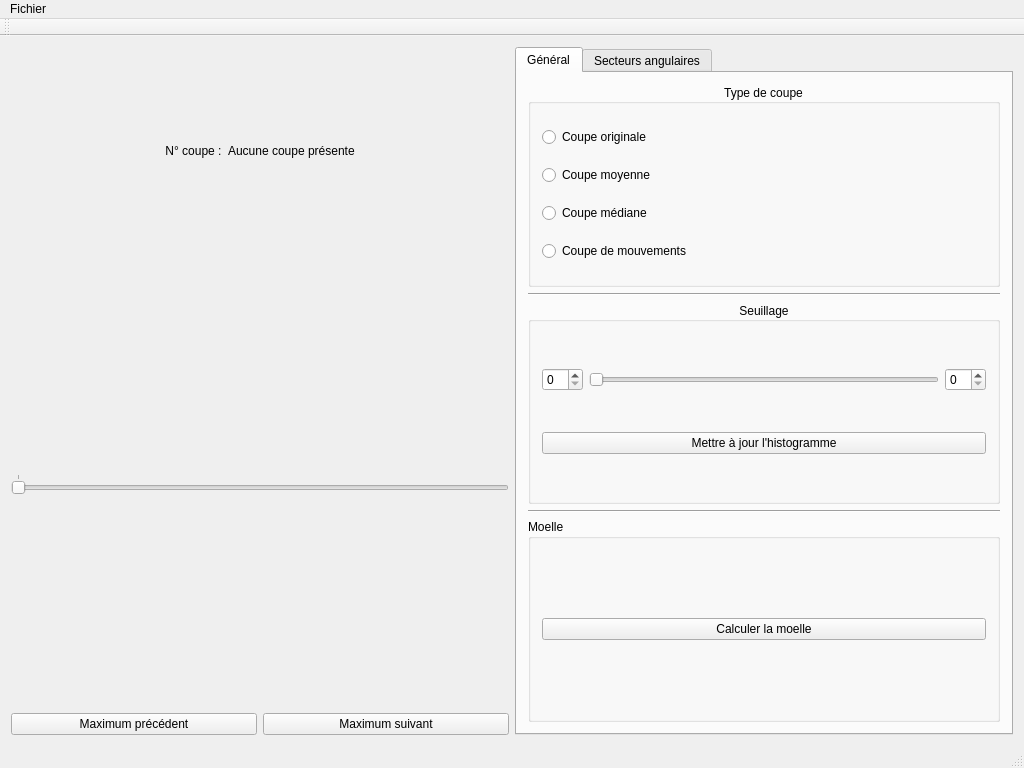
The window that ui/mainwindow.ui (akrah/TKDetection) describes before a commit, drawn with Qt 5.
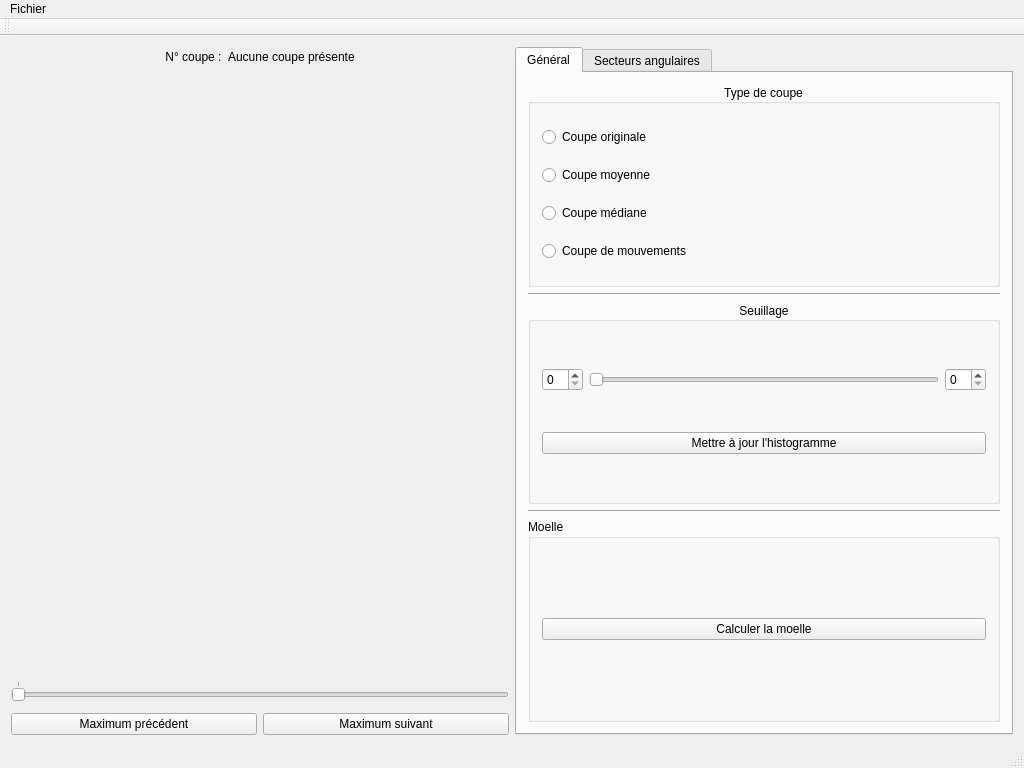
The same window after the commit. Custom widgets are drawn as their Qt base class.

Diff of the .ui file:
```diff
--- a/ui/mainwindow.ui
+++ b/ui/mainwindow.ui
@@ -71,44 +71,60 @@
        </layout>
       </item>
       <item>
-       <layout class="QHBoxLayout" name="horizontalLayout_7">
-        <property name="bottomMargin">
+       <widget class="QScrollArea" name="_scrollSliceView">
+        <property name="frameShape">
+         <enum>QFrame::NoFrame</enum>
+        </property>
+        <property name="frameShadow">
+         <enum>QFrame::Plain</enum>
+        </property>
+        <property name="lineWidth">
          <number>0</number>
         </property>
-        <item>
-         <spacer name="horizontalSpacer_3">
-          <property name="orientation">
-           <enum>Qt::Horizontal</enum>
+        <property name="verticalScrollBarPolicy">
+         <enum>Qt::ScrollBarAlwaysOff</enum>
+        </property>
+        <property name="horizontalScrollBarPolicy">
+         <enum>Qt::ScrollBarAlwaysOff</enum>
+        </property>
+        <property name="widgetResizable">
+         <bool>true</bool>
+        </property>
+        <property name="alignment">
+         <set>Qt::AlignCenter</set>
+        </property>
+        <widget class="QWidget" name="scrollAreaWidgetContents">
+         <property name="geometry">
+          <rect>
+           <x>0</x>
+           <y>0</y>
+           <width>498</width>
+           <height>290</height>
+          </rect>
+         </property>
+         <layout class="QHBoxLayout" name="horizontalLayout_8">
+          <property name="spacing">
+           <number>0</number>
           </property>
-          <property name="sizeHint" stdset="0">
-           <size>
-            <width>40</width>
-            <height>20</height>
-           </size>
+          <property name="margin">
+           <number>0</number>
           </property>
-         </spacer>
-        </item>
-        <item>
-         <widget class="QLabel" name="_labelSliceView">
-          <property name="text">
-           <string/>
-          </property>
-         </widget>
-        </item>
-        <item>
-         <spacer name="horizontalSpacer_4">
-          <property name="orientation">
-           <enum>Qt::Horizontal</enum>
-          </property>
-          <property name="sizeHint" stdset="0">
-           <size>
-            <width>40</width>
-            <height>20</height>
-           </size>
-          </property>
-         </spacer>
-        </item>
-       </layout>
+          <item>
+           <widget class="QLabel" name="_labelSliceView">
+            <property name="lineWidth">
+             <number>0</number>
+            </property>
+            <property name="text">
+             <string/>
+            </property>
+            <property name="alignment">
+             <set>Qt::AlignCenter</set>
+            </property>
+           </widget>
+          </item>
+         </layout>
+        </widget>
+       </widget>
       </item>
       <item>
        <widget class="QSlider" name="_sliderSelectSlice">
```
Left out of the diff: 3 changed lines with no effect on the pictures.
